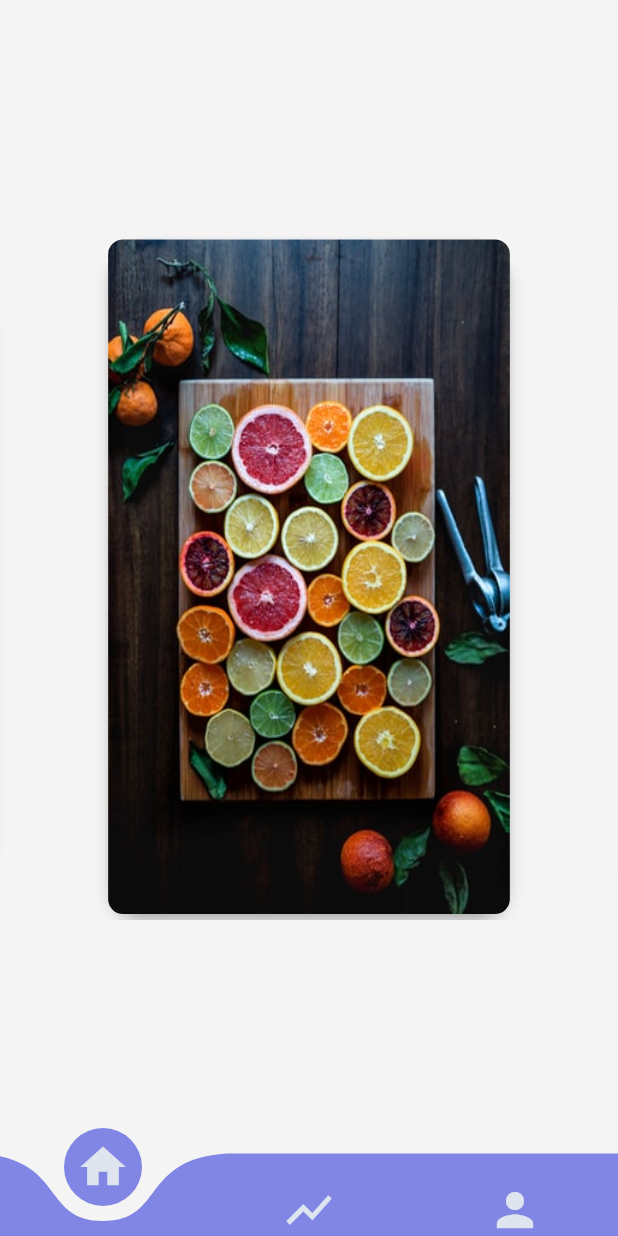
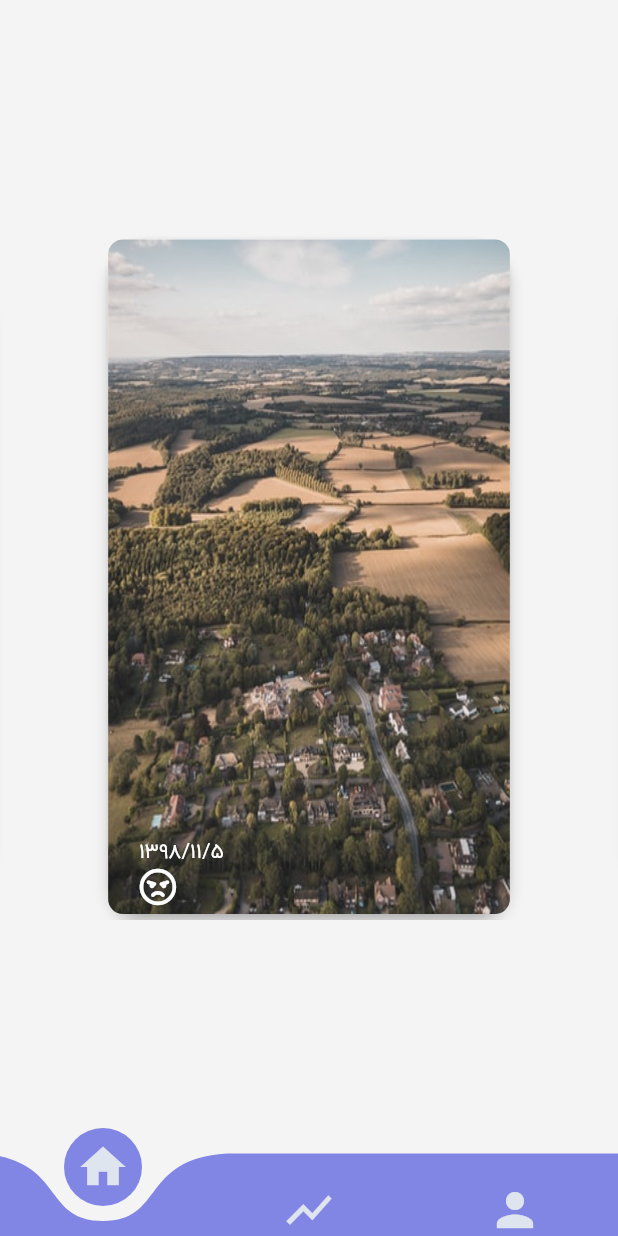
Before and after one commit to AbediSadegh/gnu, a Flutter app: the Home screen opened directly, swiped to page 2, on a phone screen of 412 x 824 dp. Run offline on Flutter 3.47's test engine with Material 2 defaults, Android fonts, the phone set to English and light mode, and no system bars; drawn by our look-alikes of carousel_slider, curved_navigation_bar; our stand-ins replace fl_chart, flutter_svg, font_awesome_flutter, shared_preferences; accounts and stored records are empty.

Commit message:
Merge branch 'master' of https://www.github.com/khordad36/gnu
# Conflicts:
#	lib/widgets/home.dart
#	pubspec.yaml

```diff
--- a/lib/widgets/home.dart
+++ b/lib/widgets/home.dart
@@ -1,10 +1,12 @@
 import 'dart:async';
+import 'dart:ui' as prefix0;
 
 import 'package:carousel_slider/carousel_slider.dart';
 import 'package:curved_navigation_bar/curved_navigation_bar.dart';
 import 'package:flutter/cupertino.dart';
 import 'package:flutter/material.dart';
 import 'package:flutter/services.dart';
+import 'package:font_awesome_flutter/font_awesome_flutter.dart';
 import 'package:gnu/ui/question.dart';
 
 import 'package:fl_chart/fl_chart.dart';
@@ -59,11 +61,13 @@ class _HomeState extends State<Home> {
                   enableInfiniteScroll: false,
                   items: <Widget>[
                     HomeCard(
+                      date: null,
+                      moodIcon: null,
                       onPressed: () {
                         Navigator.of(context)
                             .push(ScaleRoute(page: QuestionPage()));
                       },
-                          child: Column(
+                      child: Column(
                         mainAxisAlignment: MainAxisAlignment.center,
                         children: <Widget>[
                           Row(
@@ -73,8 +77,8 @@ class _HomeState extends State<Home> {
                                 Icons.add,
                                 color: Colors.white,
                                 size: 35,
-
-                              ),SizedBox(
+                              ),
+                              SizedBox(
                                 height: 5.0,
                               ),
                               Icon(
@@ -95,9 +99,13 @@ class _HomeState extends State<Home> {
                       color: Theme.of(context).primaryColor,
                     ),
                     HomeCard(
+                      date: '1398/11/5',
+                      moodIcon: FontAwesomeIcons.angry,
                       onPressed: () {
-                        Navigator.of(context)
-                            .push(ScaleRoute(page: StoryDetail(imgSrc: 'asset/photo-1.jpg',)));
+                        Navigator.of(context).push(ScaleRoute(
+                            page: StoryDetail(
+                          imgSrc: 'asset/photo-1.jpg',
+                        )));
                       },
                       child: Container(
                         child: Image.asset(
@@ -107,9 +115,13 @@ class _HomeState extends State<Home> {
                       ),
                     ),
                     HomeCard(
+                      date: '1398/12/3',
+                      moodIcon: FontAwesomeIcons.smile,
                       onPressed: () {
-                        Navigator.of(context)
-                            .push(ScaleRoute(page: StoryDetail(imgSrc: 'asset/photo-2.jpg',)));
+                        Navigator.of(context).push(ScaleRoute(
+                            page: StoryDetail(
+                          imgSrc: 'asset/photo-2.jpg',
+                        )));
                       },
                       child: Container(
                         child: Image.asset(
@@ -119,9 +131,13 @@ class _HomeState extends State<Home> {
                       ),
                     ),
                     HomeCard(
+                      date: '1398/12/5',
+                      moodIcon: FontAwesomeIcons.frown,
                       onPressed: () {
-                        Navigator.of(context)
-                            .push(ScaleRoute(page: StoryDetail(imgSrc: 'asset/photo-3.jpg',)));
+                        Navigator.of(context).push(ScaleRoute(
+                            page: StoryDetail(
+                          imgSrc: 'asset/photo-3.jpg',
+                        )));
                       },
                       child: Container(
                         width: double.maxFinite,
@@ -140,14 +156,16 @@ class _HomeState extends State<Home> {
               ? Padding(
                   padding: EdgeInsets.all(6),
                   child: ListView(
-                    children: [LineChartSample2(), SizedBox(
+                    children: [
+                      LineChartSample2(),
+                      SizedBox(
                         height: 10,
                       ),
                       PieChartSample2(),
                       SizedBox(
                         height: 10,
                       ),
-                    BarChartSample1()
+                      BarChartSample1()
                     ],
                   ))
               : Container(),
@@ -191,8 +209,15 @@ class HomeCard extends StatelessWidget {
   final Widget child;
   final Color color;
   final VoidCallback onPressed;
+  final IconData moodIcon;
+  final String date;
 
-  HomeCard({this.child, this.color, this.onPressed});
+  HomeCard(
+      {this.child,
+      this.color,
+      this.onPressed,
+      @required this.moodIcon,
+      @required this.date});
 
   @override
   Widget build(BuildContext context) {
@@ -206,10 +231,49 @@ class HomeCard extends StatelessWidget {
               RoundedRectangleBorder(borderRadius: BorderRadius.circular(10)),
           padding: EdgeInsets.all(0.0),
           onPressed: this.onPressed,
-          child: SizedBox(
-            width: MediaQuery.of(context).size.width * 0.65,
-            height: MediaQuery.of(context).size.height * 0.85,
-            child: this.child != null ? this.child : Container(),
+          child: Stack(
+            alignment: Alignment.bottomCenter,
+            fit: StackFit.loose,
+            children: <Widget>[
+              SizedBox(
+                width: MediaQuery.of(context).size.width * 0.65,
+                height: MediaQuery.of(context).size.height * 0.85,
+                child: this.child != null ? this.child : Container(),
+              ),
+              Container(
+                width: MediaQuery.of(context).size.width * 0.55,
+                alignment: Alignment.centerLeft,
+                height: 60.0,
+                child: Column(
+                  crossAxisAlignment: CrossAxisAlignment.start,
+                  mainAxisAlignment: MainAxisAlignment.center,
+                  children: <Widget>[
+                    this.date != null
+                        ? Text(
+                            this.date,
+                            style: TextStyle(color: Colors.white),
+                          )
+                        : Container(),
+                    this.moodIcon != null
+                        ? Icon(
+                            this.moodIcon,
+                            color: Colors.white,
+                      size: 25.0,
+                          )
+                        : Container(),
+//                    (, style: TextStyle(color: Colors.white),),
+                  ],
+                ),
+                color: Colors.transparent,
+//                  decoration: BoxDecoration(
+//                    color: Colors.transparent,
+//                      gradient: LinearGradient(
+//                          colors: [Colors.white, Colors.black],
+////                        stops: [0.0, 1.0],
+//                          begin: FractionalOffset.topCenter,
+//                          end: FractionalOffset.bottomCenter)),
+              ),
+            ],
           ),
         ),
         elevation: 4.0,
```
Also changed, not shown: asset/photo-1.jpg, asset/photo-3.jpg.
